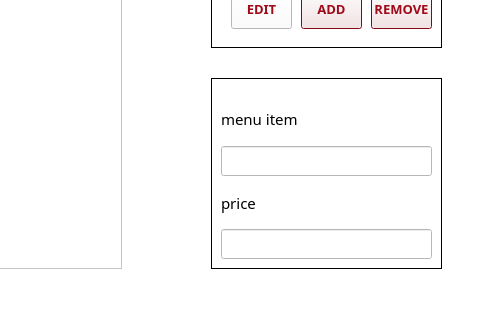
Qt form debugmenu.ui (DannyCamacho/SaddlebackEats) before a commit; both pictures show x 409 to 889 and y 224 to 557 of the 889 by 557 pixel window.
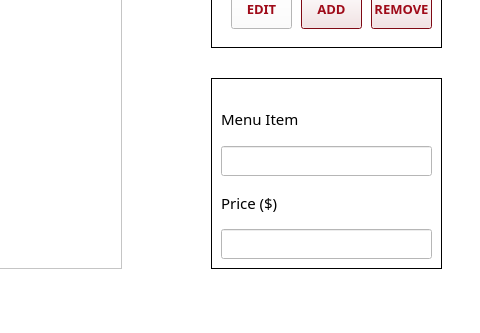
The same form after that commit. Icons and pictures are not drawn.

Commit message: Update to debugMenu and database

What changed in the file:
```diff
--- a/debugmenu.ui
+++ b/debugmenu.ui
@@ -736,7 +736,7 @@
 selection-color: rgb(0, 0, 0);</string>
         </property>
         <property name="text">
-         <string>menu item</string>
+         <string>Menu Item</string>
         </property>
        </widget>
       </item>
@@ -773,7 +773,7 @@
 selection-color: rgb(0, 0, 0);</string>
         </property>
         <property name="text">
-         <string>price</string>
+         <string>Price ($)</string>
         </property>
        </widget>
       </item>
```
Left out of the diff: 12 changed lines with no effect on the pictures. The commit also changes 6 other files.
